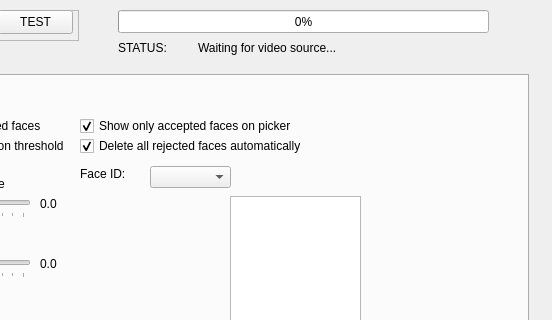
The window that AIWake_app.ui (Kirkuss/TFG) describes before a commit, drawn with Qt 5; both pictures show x 742 to 1294 and y 0 to 320 of the 1294 by 860 pixel window.
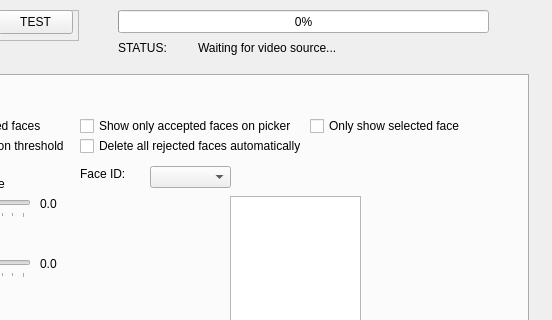
The same window after the commit. Icons and pictures are not drawn.

Commit message:
FacePicker, videoBar
Falta implementar opciones

The edit to the form file:
```diff
--- a/AIWake_app.ui
+++ b/AIWake_app.ui
@@ -458,7 +458,7 @@
        <string>Show only accepted faces on picker</string>
       </property>
       <property name="checked">
-       <bool>true</bool>
+       <bool>false</bool>
       </property>
      </widget>
      <widget class="QCheckBox" name="showDetailedCb_3">
@@ -474,7 +474,7 @@
        <string>Delete all rejected faces automatically</string>
       </property>
       <property name="checked">
-       <bool>true</bool>
+       <bool>false</bool>
       </property>
      </widget>
      <widget class="QPushButton" name="startPostProcessBt">
@@ -525,6 +525,19 @@
        <enum>Qt::Horizontal</enum>
       </property>
      </widget>
+     <widget class="QCheckBox" name="showSelectedOnlyCb">
+      <property name="geometry">
+       <rect>
+        <x>1040</x>
+        <y>40</y>
+        <width>151</width>
+        <height>20</height>
+       </rect>
+      </property>
+      <property name="text">
+       <string>Only show selected face</string>
+      </property>
+     </widget>
      <zorder>label_16</zorder>
      <zorder>placeholder_step1</zorder>
      <zorder>showBoxesCb</zorder>
```
Left out of the diff: 1 changed line with no effect on the pictures. The commit also changes 6 other files.
